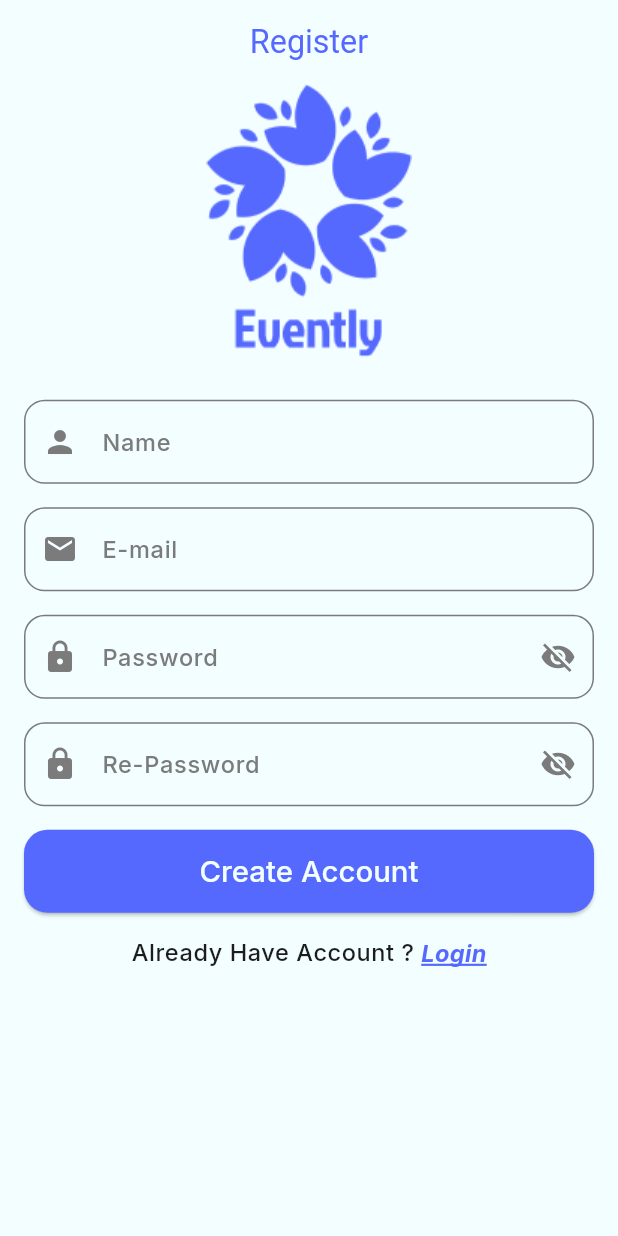
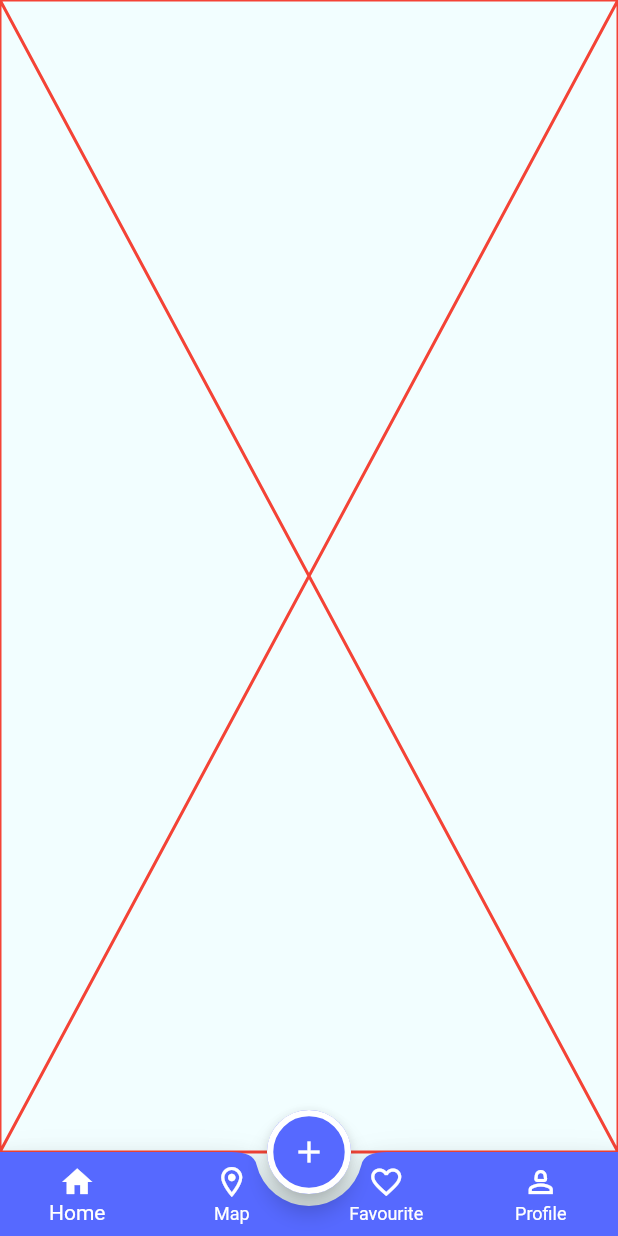
Before and after one commit to muhammedSaadX1/Evently-C16-Sun-Online, a Flutter app: the screen it shows after launch, on a phone screen of 412 x 824 dp. Run offline on Flutter 3.47's test engine with Material 3 defaults, Android fonts, the phone set to English and light mode, and no system bars; our stand-ins replace flutter_screenutil, google_fonts.

Commit message:
add mainLayout screen add home tab add map tab add favourite tab add profile tab

```diff
--- a/lib/config/theme/theme_manager.dart
+++ b/lib/config/theme/theme_manager.dart
@@ -5,6 +5,7 @@ import 'package:google_fonts/google_fonts.dart';
 
 class ThemeManager{
   static final ThemeData light = ThemeData(
+    useMaterial3: false,
     appBarTheme: AppBarTheme(
       backgroundColor: ColorsManager.whiteBlue,
       foregroundColor: ColorsManager.blue,
@@ -12,6 +13,25 @@ class ThemeManager{
       titleTextStyle: GoogleFonts.roboto(fontWeight: FontWeight.w400, color: ColorsManager.blue,fontSize:  22.sp)
     ),
     scaffoldBackgroundColor: ColorsManager.whiteBlue,
+    floatingActionButtonTheme: FloatingActionButtonThemeData(
+      backgroundColor: ColorsManager.blue,
+      foregroundColor: ColorsManager.white,
+      shape: StadiumBorder(
+        side: BorderSide(color: ColorsManager.white, width: 4.w)
+      )
+    ),
+      bottomAppBarTheme: BottomAppBarTheme(
+      shape: CircularNotchedRectangle(),
+      color: ColorsManager.blue,
+      elevation: 12,
+    ),
+    bottomNavigationBarTheme: BottomNavigationBarThemeData(
+      backgroundColor:Colors.transparent,
+      type: BottomNavigationBarType.fixed,
+      elevation: 0,
+      selectedItemColor: ColorsManager.white,
+      unselectedItemColor: ColorsManager.white
+    ),
     inputDecorationTheme: InputDecorationTheme(
       enabledBorder: OutlineInputBorder(
         borderRadius: BorderRadius.circular(14.r),
--- a/lib/core/routes_manager/app_routes.dart
+++ b/lib/core/routes_manager/app_routes.dart
@@ -1,4 +1,5 @@
 abstract class AppRoutes{
   static const String login = '/login';
   static const String register = '/register';
+  static const String mainLayout = '/mainLayout';
 }
--- a/lib/core/routes_manager/router.dart
+++ b/lib/core/routes_manager/router.dart
@@ -1,6 +1,7 @@
 import 'package:evently_sun_online/core/routes_manager/app_routes.dart';
 import 'package:evently_sun_online/features/auth/login/login.dart';
 import 'package:evently_sun_online/features/auth/register/register.dart';
+import 'package:evently_sun_online/features/main_layout/main_layout.dart';
 import 'package:flutter/cupertino.dart';
 import 'package:flutter/material.dart';
 
@@ -13,6 +14,9 @@ abstract class RoutesManager{
       case AppRoutes.register:{
         return CupertinoPageRoute(builder: (context)=> Register());
       }
+      case AppRoutes.mainLayout:{
+        return CupertinoPageRoute(builder: (context)=> MainLayout());
+      }
     }
   }
 }
--- /dev/null
+++ b/lib/features/main_layout/favourite_tab/favourite_tab.dart
@@ -0,0 +1,12 @@
+import 'package:flutter/material.dart';
+
+class FavouriteTab extends StatelessWidget {
+  const FavouriteTab({super.key});
+
+  @override
+  Widget build(BuildContext context) {
+    return const Placeholder(
+      color: Colors.black,
+    );
+  }
+}
--- /dev/null
+++ b/lib/features/main_layout/home_tab/home_tab.dart
@@ -0,0 +1,12 @@
+import 'package:flutter/material.dart' ;
+
+class HomeTab extends StatelessWidget {
+  const HomeTab({super.key});
+
+  @override
+  Widget build(BuildContext context) {
+    return const Placeholder(
+      color: Colors.red,
+    );
+  }
+}
--- /dev/null
+++ b/lib/features/main_layout/main_layout.dart
@@ -0,0 +1,77 @@
+import 'package:evently_sun_online/core/resources/colors_manager.dart';
+import 'package:evently_sun_online/features/main_layout/favourite_tab/favourite_tab.dart';
+import 'package:evently_sun_online/features/main_layout/home_tab/home_tab.dart';
+import 'package:evently_sun_online/features/main_layout/map_tab/map_tab.dart';
+import 'package:evently_sun_online/features/main_layout/profile_tab/profile_tab.dart';
+import 'package:flutter/material.dart';
+import 'package:flutter_screenutil/flutter_screenutil.dart';
+
+class MainLayout extends StatefulWidget {
+  const MainLayout({super.key});
+
+  @override
+  State<MainLayout> createState() => _MainLayoutState();
+}
+
+class _MainLayoutState extends State<MainLayout> {
+  List<Widget> tabs = [HomeTab(), MapTab(), FavouriteTab(), ProfileTab()];
+  int selectedIndex = 0;
+
+  @override
+  Widget build(BuildContext context) {
+    return Scaffold(
+      body: tabs[selectedIndex],
+      floatingActionButtonLocation: FloatingActionButtonLocation.centerDocked,
+
+      floatingActionButton: _buildFab(),
+      bottomNavigationBar: _buildBottomAppBar(),
+    );
+  }
+
+  Widget _buildFab() {
+    return FloatingActionButton(onPressed: () {}, child: Icon(Icons.add));
+  }
+
+  BottomAppBar _buildBottomAppBar() {
+    return BottomAppBar(
+      notchMargin: 8,
+      child: BottomNavigationBar(
+        currentIndex: selectedIndex,
+        onTap: _onTap,
+
+        items: [
+          BottomNavigationBarItem(
+            icon: Icon(selectedIndex == 0 ? Icons.home : Icons.home_outlined),
+            label: "Home",
+          ),
+          BottomNavigationBarItem(
+            icon: Icon(
+              selectedIndex == 1
+                  ? Icons.location_on
+                  : Icons.location_on_outlined,
+            ),
+            label: "Map",
+          ),
+          BottomNavigationBarItem(
+            icon: Icon(
+              selectedIndex == 2 ? Icons.favorite : Icons.favorite_border,
+            ),
+            label: "Favourite",
+          ),
+          BottomNavigationBarItem(
+            icon: Icon(
+              selectedIndex == 3 ? Icons.person : Icons.person_2_outlined,
+            ),
+            label: "Profile",
+          ),
+        ],
+      ),
+    );
+  }
+
+  void _onTap(int newIndex) {
+    setState(() {
+      selectedIndex = newIndex;
+    });
+  }
+}
--- /dev/null
+++ b/lib/features/main_layout/map_tab/map_tab.dart
@@ -0,0 +1,13 @@
+import 'package:flutter/material.dart';
+
+class MapTab extends StatelessWidget {
+  const MapTab({super.key});
+
+  @override
+  Widget build(BuildContext context) {
+    return const Placeholder(
+
+      color: Colors.yellow,
+    );
+  }
+}
--- /dev/null
+++ b/lib/features/main_layout/profile_tab/profile_tab.dart
@@ -0,0 +1,12 @@
+import 'package:flutter/material.dart';
+
+class ProfileTab extends StatelessWidget {
+  const ProfileTab({super.key});
+
+  @override
+  Widget build(BuildContext context) {
+    return const Placeholder(
+      color: Colors.green,
+    );
+  }
+}
--- a/lib/main.dart
+++ b/lib/main.dart
@@ -24,7 +24,7 @@ class Evently extends StatelessWidget {
         debugShowCheckedModeBanner: false,
 
         onGenerateRoute: RoutesManager.router,
-        initialRoute: AppRoutes.register,
+        initialRoute: AppRoutes.mainLayout,
         theme: ThemeManager.light,
         darkTheme: ThemeManager.dark,
         locale: Locale("en"),
--- /dev/null
+++ b/lib/test.dart
@@ -0,0 +1 @@
+import 'package:flutter/material.dart';
```
